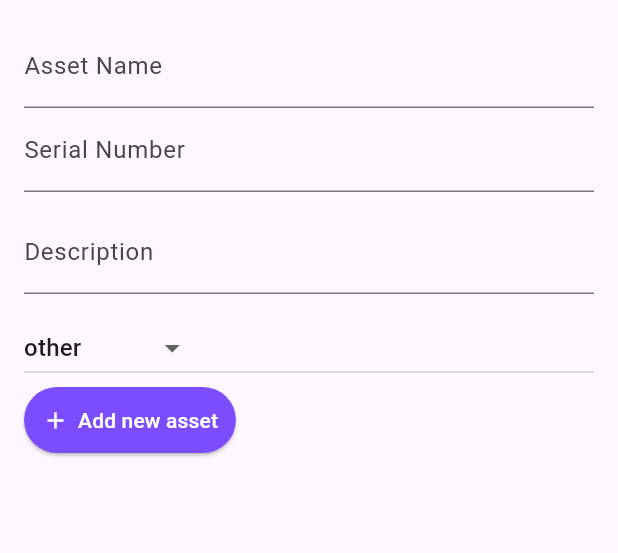
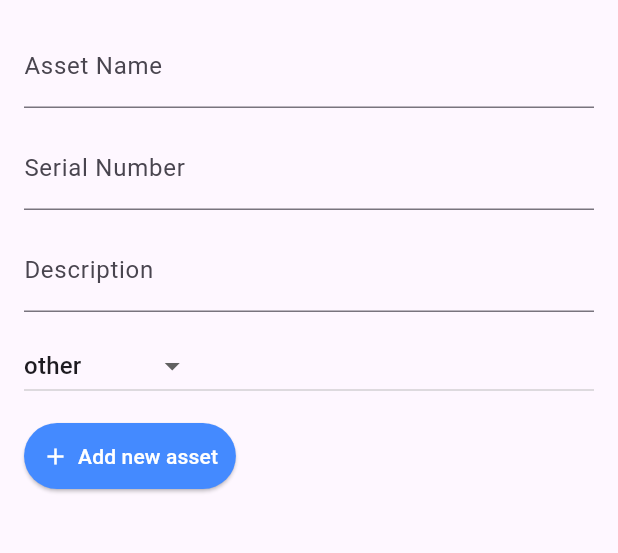
Before and after one commit to mandyfarrugia/mfswd62b_cpdha_2526, a Flutter app: the AssetManagementAddScreen screen opened directly, on a phone screen of 412 x 824 dp, the part 84-637 px from its top. Run offline on Flutter 3.47's test engine with Material 3 defaults, Android fonts, the phone set to English and light mode, and no system bars; our stand-ins replace flutter_riverpod, geolocator, objectbox; generated files the repository leaves out were written again.

```diff
--- a/mfswd62b_cpd/lib/screens/asset_management_add_screen.dart
+++ b/mfswd62b_cpd/lib/screens/asset_management_add_screen.dart
@@ -14,7 +14,6 @@ class AssetManagementAddScreen extends ConsumerStatefulWidget {
     return _AssetManagementAddScreenState();
   }
 }
-
 class _AssetManagementAddScreenState extends ConsumerState<AssetManagementAddScreen> {
   final TextEditingController _assetNameController = TextEditingController();
   final TextEditingController _serialNumberController = TextEditingController();
@@ -88,7 +87,7 @@ class _AssetManagementAddScreenState extends ConsumerState<AssetManagementAddScr
                 )
               ],
             ),
-            const SizedBox(width: 12),
+            const SizedBox(height: 12),
             Row(
               children: [
                 Expanded(
@@ -137,11 +136,11 @@ class _AssetManagementAddScreenState extends ConsumerState<AssetManagementAddScr
                 )
               ],
             ),
-            const SizedBox(width: 12),
+            const SizedBox(height: 12),
             Row(children: [
                 AssetButton(
                   iconData: Icons.add,
-                  backgroundColour: Colors.deepPurpleAccent,
+                  backgroundColour: Colors.blueAccent,
                   foregroundColour: Colors.white,
                   buttonText: 'Add new asset',
                   callback: _addAsset
--- a/mfswd62b_cpd/pubspec.yaml
+++ b/mfswd62b_cpd/pubspec.yaml
@@ -7,6 +7,7 @@ environment:
   sdk: ^3.10.1
 
 dependencies:
+  battery_plus: ^7.0.0
   camera: ^0.11.3
   flutter:
     sdk: flutter
```
